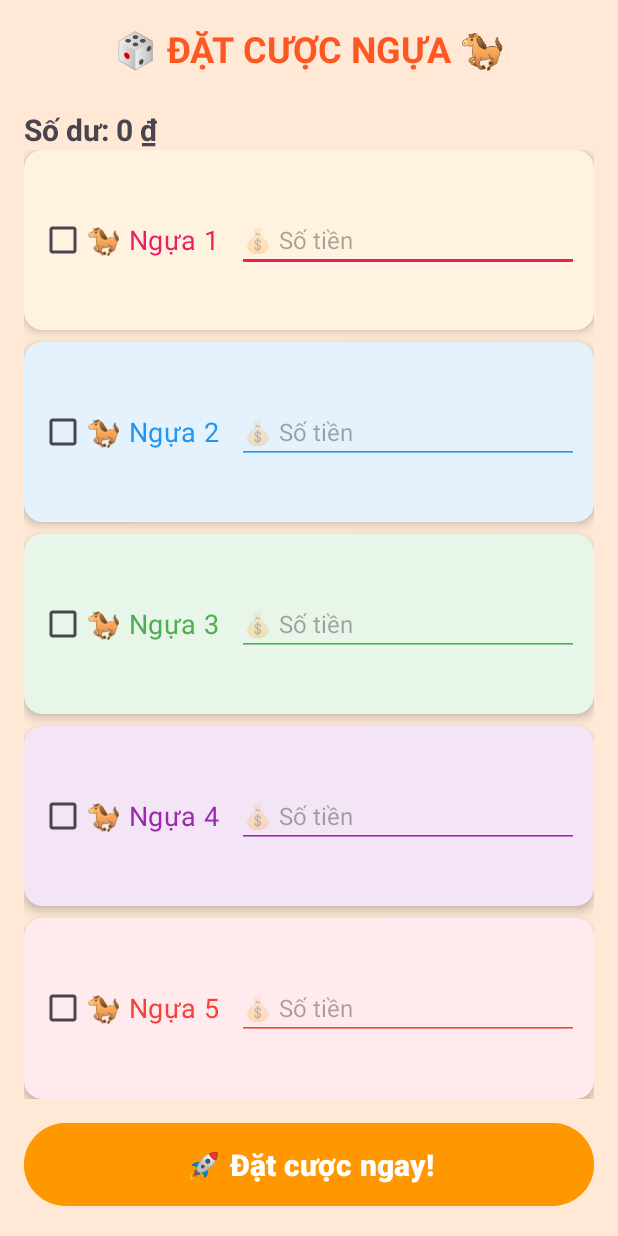
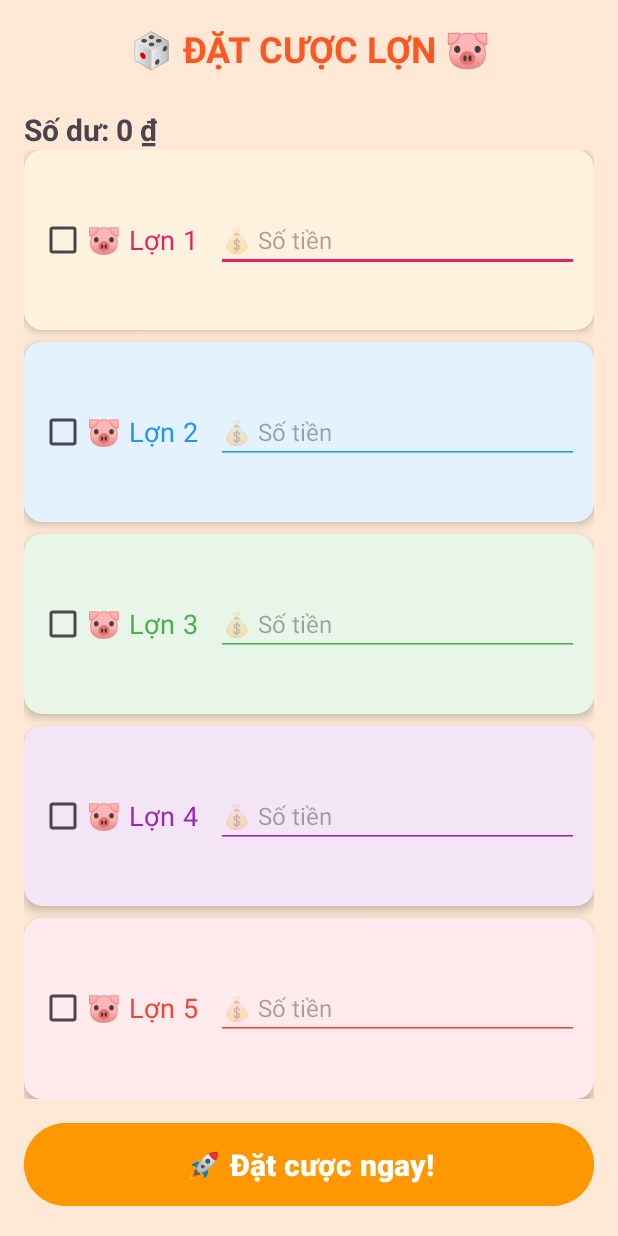
Before and after one commit to tuyetlangsa/android-mini-project, an Android app: the BetActivity screen opened directly, with no data from a screen before it, on a phone screen of 412 x 824 dp. Run offline under Robolectric (Android 15) with nearby library versions, the phone set to English and light mode, and no system bars.

Commit message:
thay icon lợn

```diff
--- a/app/src/main/res/layout/activity_bet.xml
+++ b/app/src/main/res/layout/activity_bet.xml
@@ -14,7 +14,7 @@
         android:id="@+id/tv_title"
         android:layout_width="match_parent"
         android:layout_height="wrap_content"
-        android:text="🎲 ĐẶT CƯỢC NGỰA 🐎"
+        android:text="🎲 ĐẶT CƯỢC LỢN 🐷"
         android:textSize="24sp"
         android:textStyle="bold"
         android:textColor="#FF5722"
@@ -33,14 +33,14 @@
         app:layout_constraintEnd_toEndOf="parent"
         android:layout_marginTop="16dp" />
 
-    <!-- Khối danh sách ngựa -->
+    <!-- Khối danh sách lợn -->
     <LinearLayout
         android:layout_width="match_parent"
         android:layout_height="0dp"
         android:layout_weight="1"
         android:orientation="vertical">
 
-        <!-- Template Card ngựa -->
+        <!-- Lợn 1 -->
         <androidx.cardview.widget.CardView
             android:layout_width="match_parent"
             android:layout_height="0dp"
@@ -61,7 +61,7 @@
                     android:id="@+id/cb_horse1"
                     android:layout_width="wrap_content"
                     android:layout_height="wrap_content"
-                    android:text="🐎 Ngựa 1"
+                    android:text="🐷 Lợn 1"
                     android:textColor="#E91E63"
                     android:textSize="18sp" />
 
@@ -78,8 +78,7 @@
             </LinearLayout>
         </androidx.cardview.widget.CardView>
 
-        <!-- Tương tự cho ngựa 2-5, chỉ thay màu -->
-        <!-- Ngựa 2 -->
+        <!-- Lợn 2 -->
         <androidx.cardview.widget.CardView
             android:layout_width="match_parent"
             android:layout_height="0dp"
@@ -100,7 +99,7 @@
                     android:id="@+id/cb_horse2"
                     android:layout_width="wrap_content"
                     android:layout_height="wrap_content"
-                    android:text="🐎 Ngựa 2"
+                    android:text="🐷 Lợn 2"
                     android:textColor="#2196F3"
                     android:textSize="18sp" />
 
@@ -117,7 +116,7 @@
             </LinearLayout>
         </androidx.cardview.widget.CardView>
 
-        <!-- Ngựa 3 -->
+        <!-- Lợn 3 -->
         <androidx.cardview.widget.CardView
             android:layout_width="match_parent"
             android:layout_height="0dp"
@@ -138,7 +137,7 @@
                     android:id="@+id/cb_horse3"
                     android:layout_width="wrap_content"
                     android:layout_height="wrap_content"
-                    android:text="🐎 Ngựa 3"
+                    android:text="🐷 Lợn 3"
                     android:textColor="#4CAF50"
                     android:textSize="18sp" />
 
@@ -155,7 +154,7 @@
             </LinearLayout>
         </androidx.cardview.widget.CardView>
 
-        <!-- Ngựa 4 -->
+        <!-- Lợn 4 -->
         <androidx.cardview.widget.CardView
             android:layout_width="match_parent"
             android:layout_height="0dp"
@@ -176,7 +175,7 @@
                     android:id="@+id/cb_horse4"
                     android:layout_width="wrap_content"
                     android:layout_height="wrap_content"
-                    android:text="🐎 Ngựa 4"
+                    android:text="🐷 Lợn 4"
                     android:textColor="#9C27B0"
                     android:textSize="18sp" />
 
@@ -193,7 +192,7 @@
             </LinearLayout>
         </androidx.cardview.widget.CardView>
 
-        <!-- Ngựa 5 -->
+        <!-- Lợn 5 -->
         <androidx.cardview.widget.CardView
             android:layout_width="match_parent"
             android:layout_height="0dp"
@@ -213,7 +212,7 @@
                     android:id="@+id/cb_horse5"
                     android:layout_width="wrap_content"
                     android:layout_height="wrap_content"
-                    android:text="🐎 Ngựa 5"
+                    android:text="🐷 Lợn 5"
                     android:textColor="#F44336"
                     android:textSize="18sp" />
 
--- a/app/src/main/res/layout/activity_race.xml
+++ b/app/src/main/res/layout/activity_race.xml
@@ -11,7 +11,7 @@
     <TextView
         android:layout_width="match_parent"
         android:layout_height="wrap_content"
-        android:text="🏇 CUỘC ĐUA LỢN"
+        android:text="🐷 CUỘC ĐUA LỢN"
         android:textSize="28sp"
         android:textStyle="bold"
         android:textColor="#F59E0B"
```
Also changed, not shown: app/src/main/java/com/example/miniproject1_prm392/RaceResultActivity.java (+6 -5 lines).
